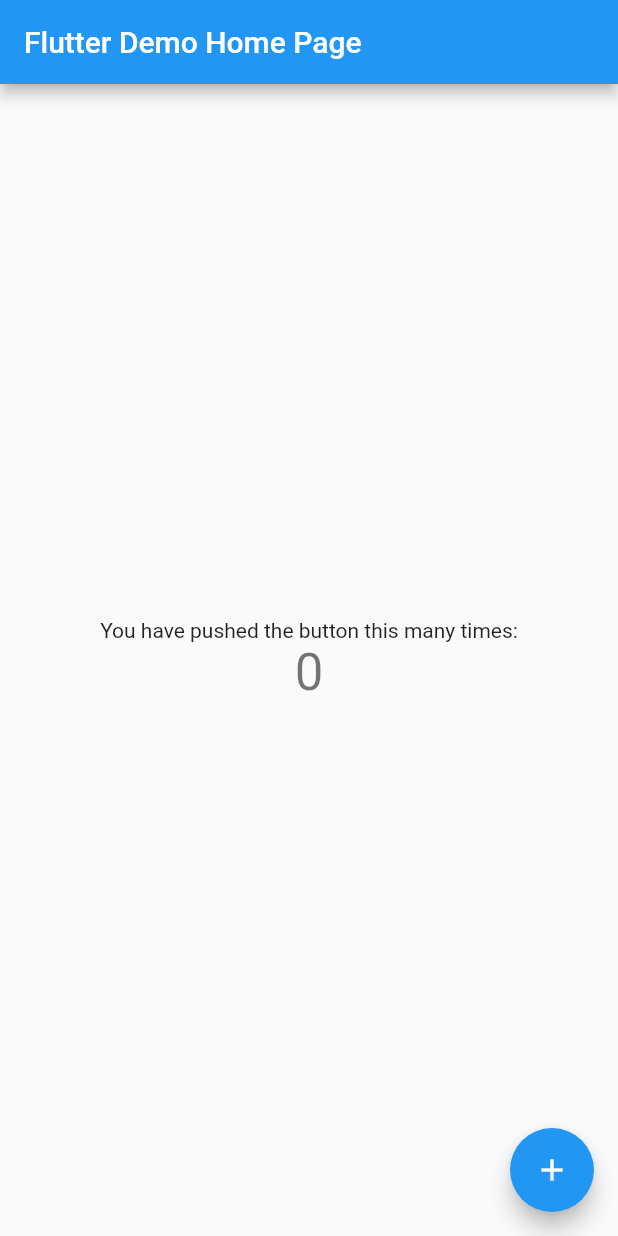
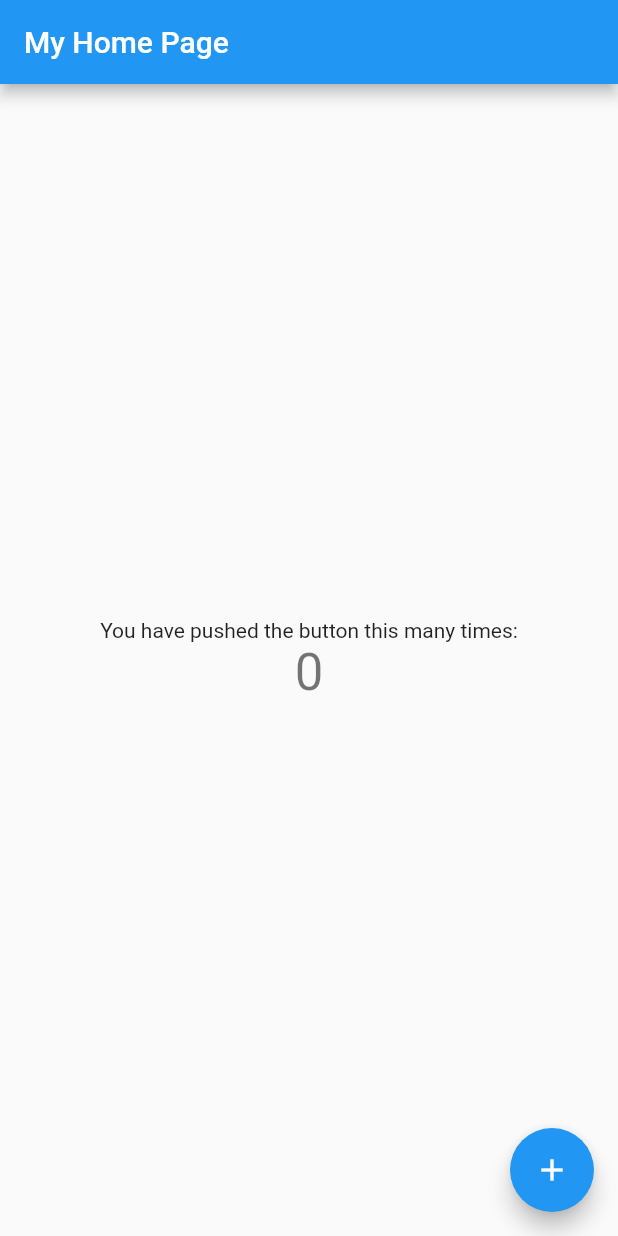
Before and after one commit to techolation/Visit_provision_no_4, a Flutter app: the screen it shows after launch, on a phone screen of 412 x 824 dp. Run offline on Flutter 3.47's test engine with Material 2 defaults, Android fonts, the phone set to English and light mode, and no system bars.

Commit message:
second commit

```diff
--- a/lib/main.dart
+++ b/lib/main.dart
@@ -20,7 +20,7 @@ class MyApp extends StatelessWidget {
         // is not restarted.
         primarySwatch: Colors.blue,
       ),
-      home: MyHomePage(title: 'Flutter Demo Home Page'),
+      home: MyHomePage(title: 'My Home Page'),
     );
   }
 }
```
